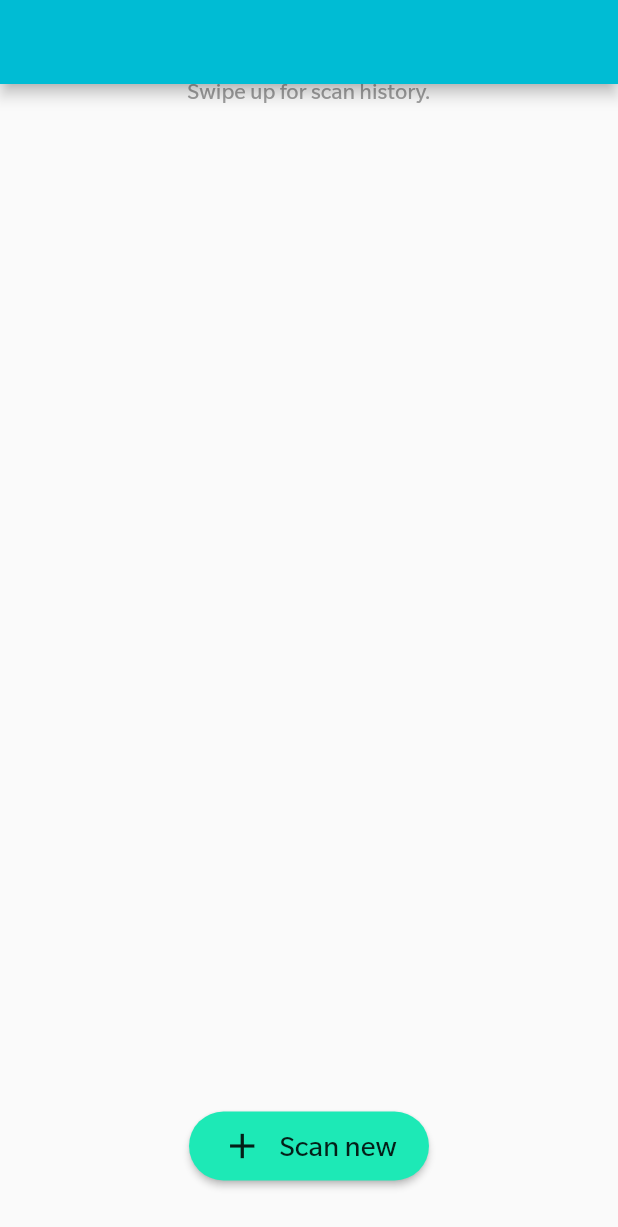
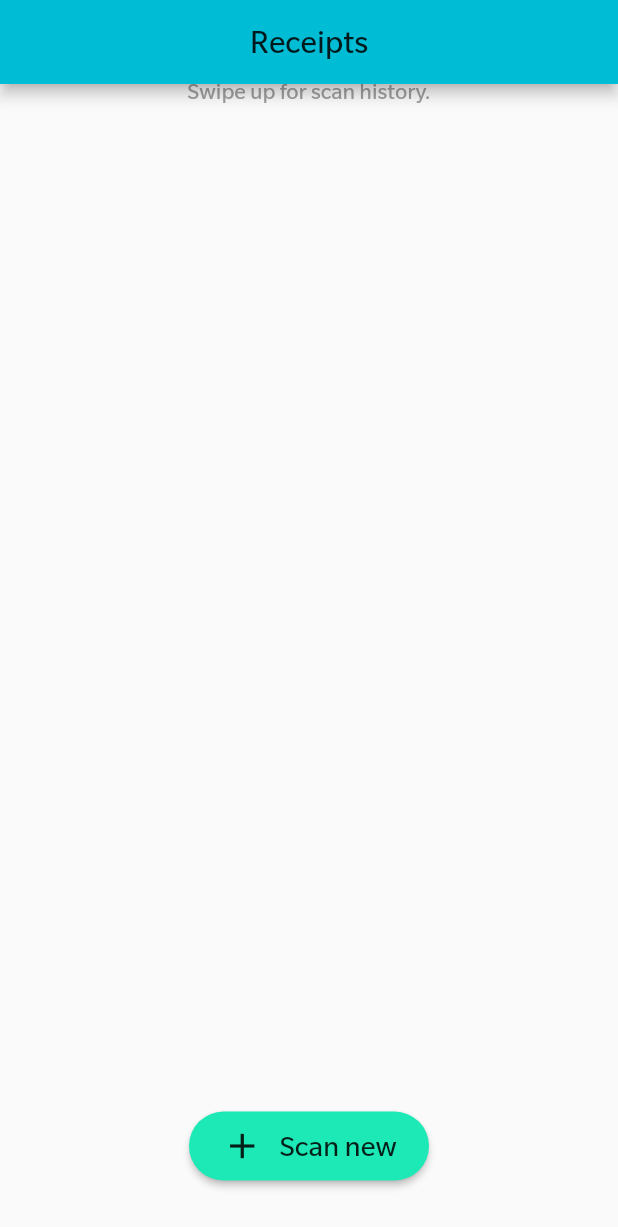
Before and after one commit to zerodays/dragonhack-2018, a Flutter app: the screen it shows after launch, scrolled down 576 dp, on a phone screen of 412 x 824 dp. Shown: the top 1227 px of the screen. Run offline on Flutter 3.47's test engine with Material 2 defaults, Android fonts, the phone set to English and light mode, and no system bars; our stand-ins replace camera, transparent_image; missing offline and left inert: flutter_circular_chart; statements that could not run were skipped.

Commit message:
add title

```diff
--- a/app/lib/main.dart
+++ b/app/lib/main.dart
@@ -19,7 +19,7 @@ class MyApp extends StatelessWidget {
   @override
   Widget build(BuildContext context) {
     return new MaterialApp(
-      title: 'Flutter Demo',
+      title: 'Receipts',
       theme: new ThemeData(
         primarySwatch: Colors.cyan,
         accentColor: Colors.tealAccent[400],
@@ -40,7 +40,8 @@ class _MainPageState extends State<MainPage> {
   Widget build(BuildContext context) {
     return new Scaffold(
       appBar: new AppBar(
-        title: new Text(''),
+        title: new Text('Receipts'),
+        centerTitle: true,
       ),
       body: new PageView(scrollDirection: Axis.vertical, children: [
         new Stats(),
```
